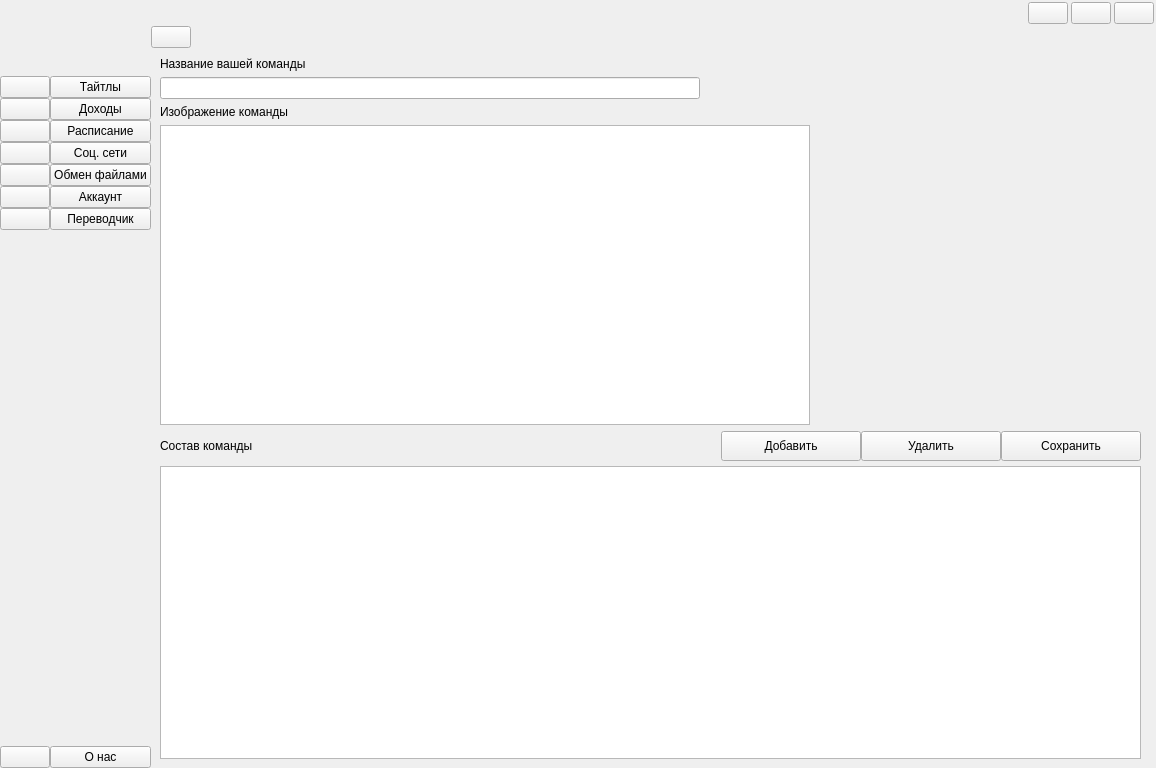
Above: front/ui.ui from Resmko99/Is-for-translator before the change. Below: the same form after it.
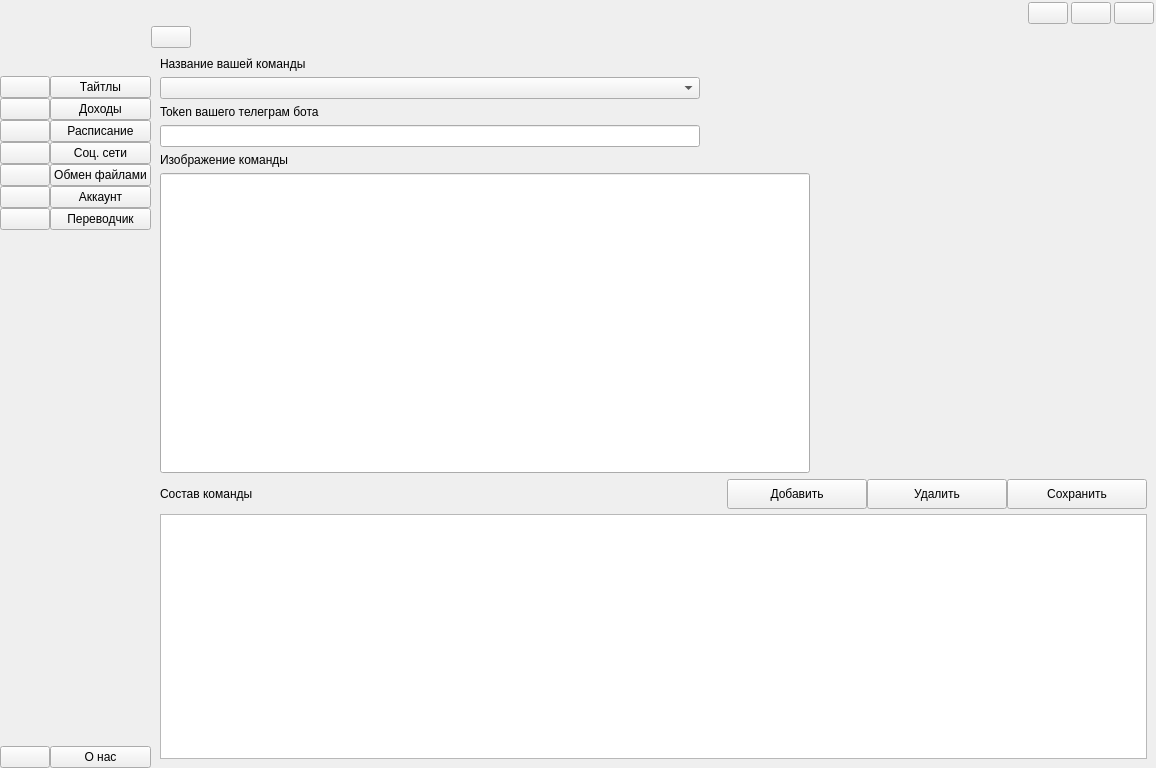
That is the form after the change. The open tabs and pages were chosen to show the change. Icons and pictures are not drawn.

```diff
--- a/front/ui.ui
+++ b/front/ui.ui
@@ -2998,29 +2998,9 @@
            <layout class="QGridLayout" name="gridLayout_46">
             <item row="0" column="0">
              <layout class="QVBoxLayout" name="verticalLayout_10">
-              <item>
-               <widget class="QLabel" name="label_3">
-                <property name="text">
-                 <string>Tocken</string>
-                </property>
-               </widget>
-              </item>
-              <item>
-               <widget class="QLineEdit" name="lineEdit_6">
-                <property name="minimumSize">
-                 <size>
-                  <width>450</width>
-                  <height>0</height>
-                 </size>
-                </property>
-                <property name="maximumSize">
-                 <size>
-                  <width>540</width>
-                  <height>16777215</height>
-                 </size>
-                </property>
-               </widget>
-              </item>
+              <property name="spacing">
+               <number>10</number>
+              </property>
               <item>
                <widget class="QLabel" name="label_6">
                 <property name="text">
@@ -3761,7 +3741,63 @@
           </widget>
           <widget class="QWidget" name="pageAccount">
            <layout class="QGridLayout" name="gridLayout_52">
+            <item row="0" column="0">
+             <widget class="QLabel" name="label_91">
+              <property name="text">
+               <string>Название вашей команды</string>
+              </property>
+             </widget>
+            </item>
+            <item row="1" column="0">
+             <widget class="QComboBox" name="nameCrewAccComboBox">
+              <property name="maximumSize">
+               <size>
+                <width>540</width>
+                <height>16777215</height>
+               </size>
+              </property>
+             </widget>
+            </item>
+            <item row="4" column="0">
+             <widget class="QLabel" name="label_92">
+              <property name="text">
+               <string>Изображение команды</string>
+              </property>
+             </widget>
+            </item>
+            <item row="3" column="0">
+             <widget class="QLineEdit" name="lineEdit_6">
+              <property name="minimumSize">
+               <size>
+                <width>540</width>
+                <height>0</height>
+               </size>
+              </property>
+              <property name="maximumSize">
+               <size>
+                <width>540</width>
+                <height>16777215</height>
+               </size>
+              </property>
+             </widget>
+            </item>
             <item row="5" column="0">
+             <widget class="QLineEdit" name="imageCrewAcc">
+              <property name="minimumSize">
+               <size>
+                <width>650</width>
+                <height>300</height>
+               </size>
+              </property>
+              <property name="maximumSize">
+               <size>
+                <width>650</width>
+                <height>300</height>
+               </size>
+              </property>
+             </widget>
+            </item>
+            <item row="8" column="0">
              <widget class="QWidget" name="widget_32" native="true">
               <layout class="QGridLayout" name="gridLayout_7">
                <property name="leftMargin">
@@ -3913,49 +3949,10 @@
               </layout>
              </widget>
             </item>
-            <item row="0" column="0">
-             <widget class="QLabel" name="label_91">
-              <property name="text">
-               <string>Название вашей команды</string>
-              </property>
-             </widget>
-            </item>
-            <item row="3" column="0" colspan="2">
-             <widget class="QTextEdit" name="imageCrewAcc">
-              <property name="minimumSize">
-               <size>
-                <width>650</width>
-                <height>300</height>
-               </size>
-              </property>
-              <property name="maximumSize">
-               <size>
-                <width>650</width>
-                <height>300</height>
-               </size>
-              </property>
-             </widget>
-            </item>
             <item row="2" column="0">
-             <widget class="QLabel" name="label_92">
+             <widget class="QLabel" name="label_3">
               <property name="text">
-               <string>Изображение команды</string>
-              </property>
-             </widget>
-            </item>
-            <item row="1" column="0" colspan="2">
-             <widget class="QLineEdit" name="nameCrewAcc">
-              <property name="minimumSize">
-               <size>
-                <width>540</width>
-                <height>0</height>
-               </size>
-              </property>
-              <property name="maximumSize">
-               <size>
-                <width>540</width>
-                <height>16777215</height>
-               </size>
+               <string>Token вашего телеграм бота</string>
               </property>
              </widget>
             </item>
```
Left out of the diff: 42 changed lines with no effect on the pictures.
